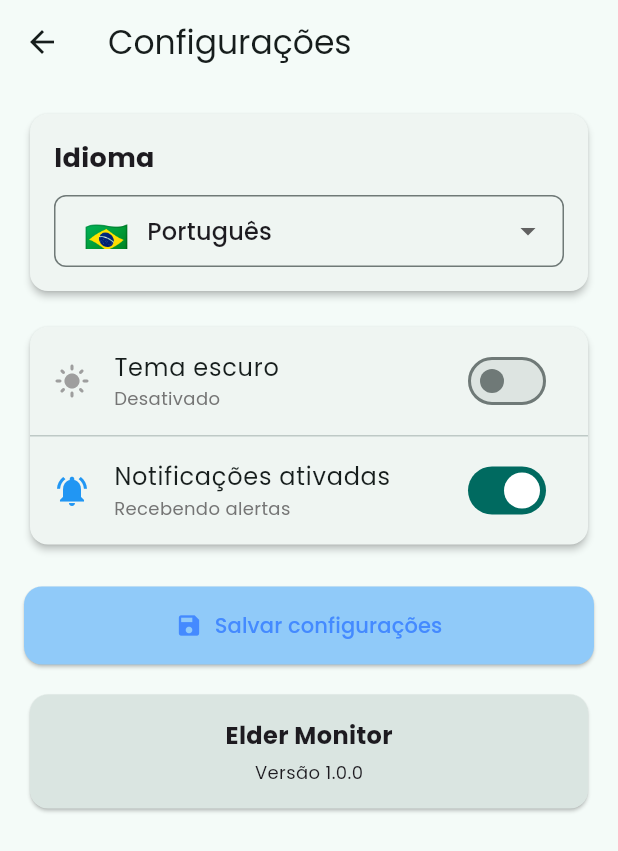
After one commit to kyleflick124/ddm2025, a Flutter app: the ElderSettingsScreen screen opened by its route, on a phone screen of 412 x 824 dp. The commit adds this screen. Shown: the top 851 px of the screen. Run offline on Flutter 3.47's test engine with Material 3 defaults, Android fonts, the phone set to English and light mode, and no system bars; our stand-ins replace battery_plus, firebase_auth, firebase_core, firebase_database, firebase_messaging, fl_chart and 8 more; accounts and stored records are empty.

Commit message:
fix temp no idoso e elder settings

```diff
--- a/lib/main.dart
+++ b/lib/main.dart
@@ -16,6 +16,7 @@ import 'screens/map_screen.dart';
 import 'screens/device_screen.dart';
 import 'screens/profile_screen.dart';
 import 'screens/settings_screen.dart';
+import 'screens/elder_settings_screen.dart';
 import 'screens/elder_home_screen.dart';
 import 'screens/elder_profile_screen.dart';
 import 'screens/watch_home_screen.dart';
@@ -106,6 +107,7 @@ class ElderMonitorApp extends ConsumerWidget {
         '/settings': (context) => const SettingsScreen(),
         '/elder_home': (context) => const ElderHomeScreen(),
         '/watch_home': (context) => const WatchHomeScreen(),
+        '/elder_settings': (context) => const ElderSettingsScreen(),
       },
     );
   }
--- /dev/null
+++ b/lib/screens/elder_settings_screen.dart
@@ -0,0 +1,266 @@
+import 'package:flutter/material.dart';
+import 'package:flutter_riverpod/flutter_riverpod.dart';
+import 'package:shared_preferences/shared_preferences.dart';
+
+import '../providers/theme_provider.dart';
+import '../providers/locale_provider.dart';
+import '../providers/session_provider.dart';
+import '../services/translation_service.dart';
+
+class ElderSettingsScreen extends ConsumerStatefulWidget {
+  const ElderSettingsScreen({super.key});
+
+  @override
+  ConsumerState<ElderSettingsScreen> createState() => _ElderSettingsScreenState();
+}
+
+class _ElderSettingsScreenState extends ConsumerState<ElderSettingsScreen> {
+  bool _notificationsEnabledTemp = true;
+  bool _darkThemeTemp = false;
+
+  @override
+  void initState() {
+    super.initState();
+    _loadSettings();
+  }
+
+  Future<void> _loadSettings() async {
+    final prefs = await SharedPreferences.getInstance();
+
+    setState(() {
+      _notificationsEnabledTemp = prefs.getBool('notifications') ?? true;
+      _darkThemeTemp = prefs.getBool('darkTheme') ?? false;
+    });
+  }
+
+  Future<void> _saveSettings() async {
+    final prefs = await SharedPreferences.getInstance();
+
+    await prefs.setBool('notifications', _notificationsEnabledTemp);
+    await prefs.setBool('darkTheme', _darkThemeTemp);
+
+    // Tema
+    ref.read(themeProvider.notifier).state =
+        _darkThemeTemp ? ThemeMode.dark : ThemeMode.light;
+
+    // Idioma (pega do provider, NÃO sobrescreve)
+    final currentLanguage = ref.read(localeProvider).languageCode;
+    await prefs.setString('last_language', currentLanguage);
+
+    // Session provider
+    ref.read(sessionProvider.notifier).saveLastLanguage(currentLanguage);
+
+    if (!mounted) return;
+
+    ScaffoldMessenger.of(context).showSnackBar(
+      const SnackBar(
+        content: TranslatedText('Configurações salvas!'),
+      ),
+    );
+  }
+
+  @override
+  Widget build(BuildContext context) {
+    final currentLocale = ref.watch(localeProvider);
+    final translationService = ref.watch(translationServiceProvider);
+
+    return Scaffold(
+      appBar: AppBar(
+        title: const TranslatedText('Configurações'),
+        leading: IconButton(
+          icon: const Icon(Icons.arrow_back),
+          onPressed: () =>
+              Navigator.pushReplacementNamed(context, '/elder_home'),
+        ),
+      ),
+      body: Padding(
+        padding: const EdgeInsets.all(16),
+        child: Column(
+          crossAxisAlignment: CrossAxisAlignment.stretch,
+          children: [
+            // ======================
+            // IDIOMA
+            // ======================
+            Card(
+              elevation: 2,
+              shape: RoundedRectangleBorder(
+                borderRadius: BorderRadius.circular(12),
+              ),
+              child: Padding(
+                padding: const EdgeInsets.all(16),
+                child: Column(
+                  crossAxisAlignment: CrossAxisAlignment.start,
+                  children: [
+                    const TranslatedText(
+                      'Idioma',
+                      style: TextStyle(
+                        fontSize: 18,
+                        fontWeight: FontWeight.bold,
+                      ),
+                    ),
+                    const SizedBox(height: 12),
+                    DropdownButtonFormField<String>(
+                      value: currentLocale.languageCode,
+                      decoration: InputDecoration(
+                        border: OutlineInputBorder(
+                          borderRadius: BorderRadius.circular(8),
+                        ),
+                        contentPadding: const EdgeInsets.symmetric(
+                          horizontal: 16,
+                          vertical: 12,
+                        ),
+                      ),
+                      items: TranslationService.supportedLanguages.map((code) {
+                        return DropdownMenuItem(
+                          value: code,
+                          child: Row(
+                            children: [
+                              _getFlagEmoji(code),
+                              const SizedBox(width: 12),
+                              TranslatedText(
+                                translationService.getLanguageName(code),
+                              ),
+                            ],
+                          ),
+                        );
+                      }).toList(),
+                      onChanged: (code) {
+                        if (code != null) {
+                          ref.read(localeProvider.notifier).setLocale(code);
+                        }
+                      },
+                    ),
+                  ],
+                ),
+              ),
+            ),
+
+            const SizedBox(height: 16),
+
+            // ======================
+            // TEMA & NOTIFICAÇÕES
+            // ======================
+            Card(
+              elevation: 2,
+              shape: RoundedRectangleBorder(
+                borderRadius: BorderRadius.circular(12),
+              ),
+              child: Column(
+                children: [
+                  SwitchListTile(
+                    title: const TranslatedText('Tema escuro'),
+                    subtitle: TranslatedText(
+                      _darkThemeTemp ? 'Ativado' : 'Desativado',
+                      style: TextStyle(
+                        color: Colors.grey[600],
+                        fontSize: 12,
+                      ),
+                    ),
+                    secondary: Icon(
+                      _darkThemeTemp
+                          ? Icons.dark_mode
+                          : Icons.light_mode,
+                      color:
+                          _darkThemeTemp ? Colors.amber : Colors.grey,
+                    ),
+                    value: _darkThemeTemp,
+                    onChanged: (val) =>
+                        setState(() => _darkThemeTemp = val),
+                  ),
+                  const Divider(height: 1),
+                  SwitchListTile(
+                    title: const TranslatedText(
+                        'Notificações ativadas'),
+                    subtitle: TranslatedText(
+                      _notificationsEnabledTemp
+                          ? 'Recebendo alertas'
+                          : 'Alertas desativados',
+                      style: TextStyle(
+                        color: Colors.grey[600],
+                        fontSize: 12,
+                      ),
+                    ),
+                    secondary: Icon(
+                      _notificationsEnabledTemp
+                          ? Icons.notifications_active
+                          : Icons.notifications_off,
+                      color: _notificationsEnabledTemp
+                          ? Colors.blue
+                          : Colors.grey,
+                    ),
+                    value: _notificationsEnabledTemp,
+                    onChanged: (val) => setState(
+                        () => _notificationsEnabledTemp = val),
+                  ),
+                ],
+              ),
+            ),
+
+            const SizedBox(height: 24),
+
+            ElevatedButton.icon(
+              onPressed: _saveSettings,
+              icon: const Icon(Icons.save),
+              label:
+                  const TranslatedText('Salvar configurações'),
+              style: ElevatedButton.styleFrom(
+                padding:
+                    const EdgeInsets.symmetric(vertical: 16),
+                shape: RoundedRectangleBorder(
+                  borderRadius: BorderRadius.circular(12),
+                ),
+              ),
+            ),
+
+            const SizedBox(height: 16),
+
+            // ======================
+            // INFO
+            // ======================
+            Card(
+              elevation: 1,
+              color:
+                  Theme.of(context).colorScheme.surfaceVariant,
+              shape: RoundedRectangleBorder(
+                borderRadius: BorderRadius.circular(12),
+              ),
+              child: const Padding(
+                padding: EdgeInsets.all(16),
+                child: Column(
+                  children: [
+                    TranslatedText(
+                      'Elder Monitor',
+                      style: TextStyle(
+                        fontWeight: FontWeight.bold,
+                        fontSize: 16,
+                      ),
+                    ),
+                    SizedBox(height: 4),
+                    TranslatedText(
+                      'Versão 1.0.0',
+                      style: TextStyle(fontSize: 12),
+                    ),
+                  ],
+                ),
+              ),
+            ),
+          ],
+        ),
+      ),
+    );
+  }
+
+  Widget _getFlagEmoji(String languageCode) {
+    final flags = {
+      'pt': '🇧🇷',
+      'en': '🇺🇸',
+      'es': '🇪🇸',
+      'fr': '🇫🇷',
+      'zh': '🇨🇳',
+    };
+    return TranslatedText(
+      flags[languageCode] ?? '🌐',
+      style: const TextStyle(fontSize: 24),
+    );
+  }
+}
```
Also changed, not shown: lib/screens/elder_home_screen.dart (+5 -39 lines), lib/screens/login_screen.dart (+147 -164 lines).
